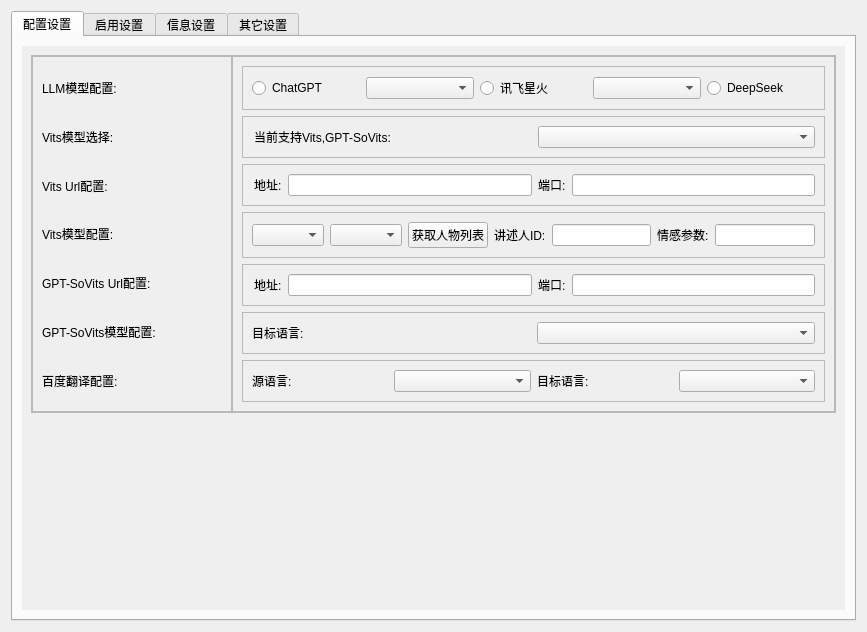
The window that LogGpt/setdialogwidget.ui (log159/LogChat) describes before a commit, drawn with Qt 5.
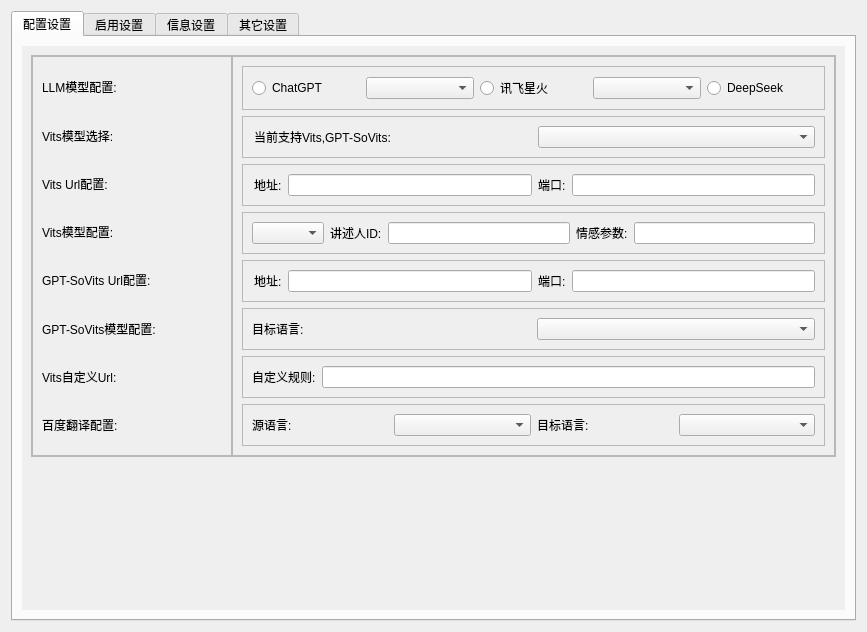
The same window after the commit.

Commit message: [test]:增加自定义的vits url,重构l2d部分内容

Patch:
```diff
--- a/LogGpt/setdialogwidget.ui
+++ b/LogGpt/setdialogwidget.ui
@@ -147,6 +147,13 @@
                    </property>
                   </widget>
                  </item>
+                 <item>
+                  <widget class="QLabel" name="label_vits_selfrule">
+                   <property name="text">
+                    <string>Vits自定义Url:</string>
+                   </property>
+                  </widget>
+                 </item>
                  <item>
                   <widget class="QLabel" name="label_baidu_set">
                    <property name="text">
@@ -277,16 +284,6 @@
                     <item>
                      <widget class="QComboBox" name="comboBox_vits_select"/>
                     </item>
-                    <item>
-                     <widget class="QComboBox" name="comboBox_vits_speaker"/>
-                    </item>
-                    <item>
-                     <widget class="QPushButton" name="pushButton_getspeaker">
-                      <property name="text">
-                       <string>获取人物列表</string>
-                      </property>
-                     </widget>
-                    </item>
                     <item>
                      <widget class="QLabel" name="label_speaker_id">
                       <property name="text">
@@ -367,6 +364,28 @@
                    </layout>
                   </widget>
                  </item>
+                 <item>
+                  <widget class="QFrame" name="frame_vits_selfrule">
+                   <property name="frameShape">
+                    <enum>QFrame::StyledPanel</enum>
+                   </property>
+                   <property name="frameShadow">
+                    <enum>QFrame::Raised</enum>
+                   </property>
+                   <layout class="QHBoxLayout" name="horizontalLayout_19">
+                    <item>
+                     <widget class="QLabel" name="label_vits_selfrule_text">
+                      <property name="text">
+                       <string>自定义规则:</string>
+                      </property>
+                     </widget>
+                    </item>
+                    <item>
+                     <widget class="QLineEdit" name="lineEdit_vits_selfrule"/>
+                    </item>
+                   </layout>
+                  </widget>
+                 </item>
                  <item>
                   <widget class="QFrame" name="frame_baidu_set">
                    <property name="frameShape">
```
Left out of the diff: 2 changed lines with no effect on the pictures. The commit also changes 31 other files.
